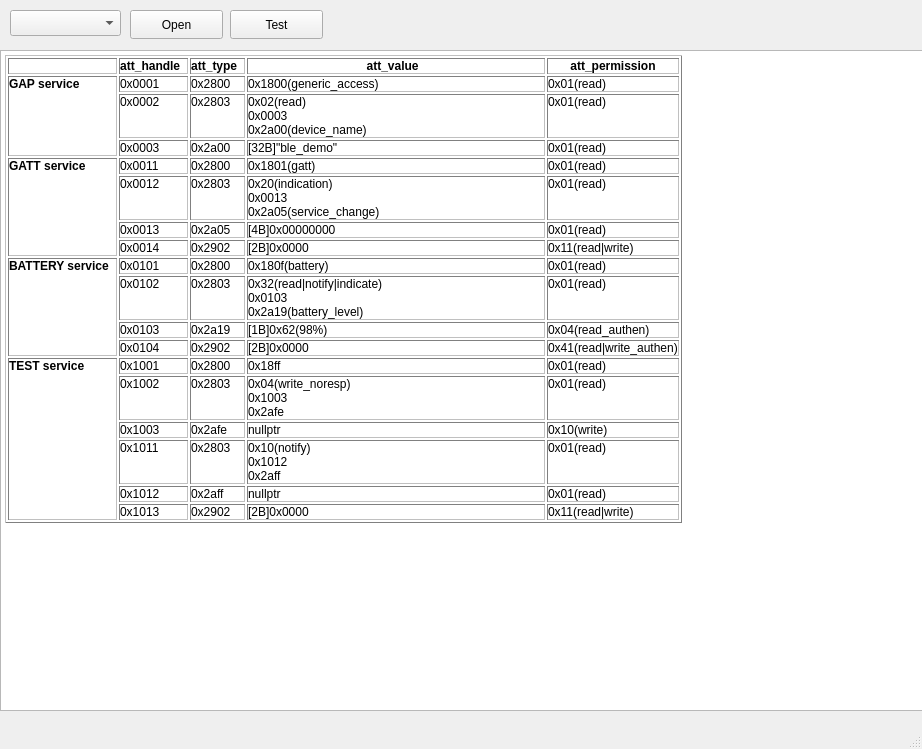
chenwenhuiGithub/bleHostStack, file bleHostStack/mainwindow.ui: the form before one commit.
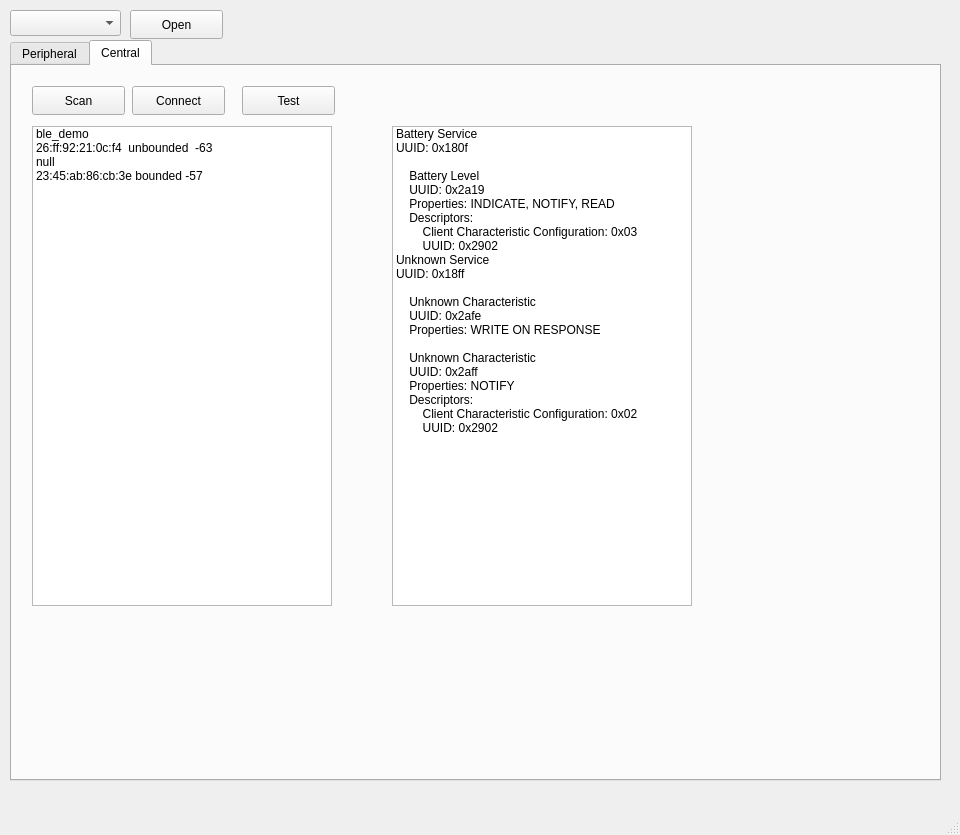
The form after the commit.

Commit message: add ui page for central role

```diff
--- a/bleHostStack/mainwindow.ui
+++ b/bleHostStack/mainwindow.ui
@@ -6,8 +6,8 @@
    <rect>
     <x>0</x>
     <y>0</y>
-    <width>922</width>
-    <height>749</height>
+    <width>960</width>
+    <height>835</height>
    </rect>
   </property>
   <property name="windowTitle">
@@ -37,15 +37,31 @@
      <string>Open</string>
     </property>
    </widget>
+   <widget class="QTabWidget" name="tabWidget">
+    <property name="geometry">
+     <rect>
+      <x>10</x>
+      <y>40</y>
+      <width>931</width>
+      <height>741</height>
+     </rect>
+    </property>
+    <property name="currentIndex">
+     <number>1</number>
+    </property>
+    <widget class="QWidget" name="tab_peripheral">
+     <attribute name="title">
+      <string>Peripheral</string>
+     </attribute>
    <widget class="QTextEdit" name="textEdit">
     <property name="enabled">
      <bool>true</bool>
     </property>
     <property name="geometry">
      <rect>
-      <x>0</x>
+        <x>10</x>
       <y>50</y>
-      <width>931</width>
+        <width>911</width>
       <height>661</height>
      </rect>
     </property>
@@ -235,8 +251,135 @@
    <widget class="QPushButton" name="pushButtonTest">
     <property name="geometry">
      <rect>
+        <x>10</x>
+        <y>10</y>
+        <width>93</width>
+        <height>29</height>
+       </rect>
+      </property>
+      <property name="text">
+       <string>Test</string>
+      </property>
+     </widget>
+    </widget>
+    <widget class="QWidget" name="tab_central">
+     <attribute name="title">
+      <string>Central</string>
+     </attribute>
+     <widget class="QListWidget" name="listWidgetDevice">
+      <property name="geometry">
+       <rect>
+        <x>20</x>
+        <y>60</y>
+        <width>300</width>
+        <height>480</height>
+       </rect>
+      </property>
+      <property name="frameShape">
+       <enum>QFrame::StyledPanel</enum>
+      </property>
+      <property name="frameShadow">
+       <enum>QFrame::Sunken</enum>
+      </property>
+      <property name="midLineWidth">
+       <number>0</number>
+      </property>
+      <property name="horizontalScrollBarPolicy">
+       <enum>Qt::ScrollBarAsNeeded</enum>
+      </property>
+      <property name="alternatingRowColors">
+       <bool>false</bool>
+      </property>
+      <item>
+       <property name="text">
+        <string>ble_demo
+26:ff:92:21:0c:f4  unbounded  -63</string>
+       </property>
+       <property name="flags">
+        <set>ItemIsSelectable|ItemIsUserCheckable|ItemIsEnabled</set>
+       </property>
+      </item>
+      <item>
+       <property name="text">
+        <string>null
+23:45:ab:86:cb:3e bounded -57</string>
+       </property>
+      </item>
+     </widget>
+     <widget class="QPushButton" name="pushButtonScan">
+      <property name="geometry">
+       <rect>
+        <x>20</x>
+        <y>20</y>
+        <width>93</width>
+        <height>29</height>
+       </rect>
+      </property>
+      <property name="text">
+       <string>Scan</string>
+      </property>
+     </widget>
+     <widget class="QPushButton" name="pushButtonConnect">
+      <property name="geometry">
+       <rect>
+        <x>120</x>
+        <y>20</y>
+        <width>93</width>
+        <height>29</height>
+       </rect>
+      </property>
+      <property name="text">
+       <string>Connect</string>
+      </property>
+     </widget>
+     <widget class="QListWidget" name="listWidgetService">
+      <property name="geometry">
+       <rect>
+        <x>380</x>
+        <y>60</y>
+        <width>300</width>
+        <height>480</height>
+       </rect>
+      </property>
+      <property name="spacing">
+       <number>0</number>
+      </property>
+      <item>
+       <property name="text">
+        <string>Battery Service
+UUID: 0x180f
+
+    Battery Level
+    UUID: 0x2a19
+    Properties: INDICATE, NOTIFY, READ
+    Descriptors:
+        Client Characteristic Configuration: 0x03
+        UUID: 0x2902</string>
+       </property>
+      </item>
+      <item>
+       <property name="text">
+        <string>Unknown Service
+UUID: 0x18ff
+
+    Unknown Characteristic
+    UUID: 0x2afe
+    Properties: WRITE ON RESPONSE
+
+    Unknown Characteristic
+    UUID: 0x2aff
+    Properties: NOTIFY
+    Descriptors:
+        Client Characteristic Configuration: 0x02
+        UUID: 0x2902</string>
+       </property>
+      </item>
+     </widget>
+     <widget class="QPushButton" name="pushButtonTest_2">
+      <property name="geometry">
+       <rect>
       <x>230</x>
-      <y>10</y>
+        <y>20</y>
       <width>93</width>
       <height>29</height>
      </rect>
@@ -244,6 +387,8 @@
     <property name="text">
      <string>Test</string>
     </property>
+     </widget>
+    </widget>
    </widget>
   </widget>
   <widget class="QMenuBar" name="menubar">
```
Left out of the diff: 2 changed lines with no effect on the pictures. Lines whose indentation alone changed are shown as unchanged.
